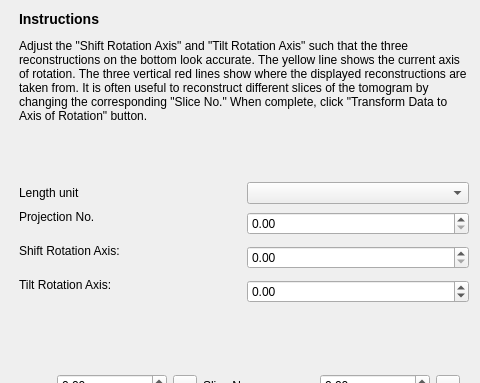
First picture: the form in tomviz/RotateAlignWidget.ui, repository OpenChemistry/tomviz, before the edit; both pictures show x 342 to 822 and y 0 to 383 of the 822 by 679 pixel window.
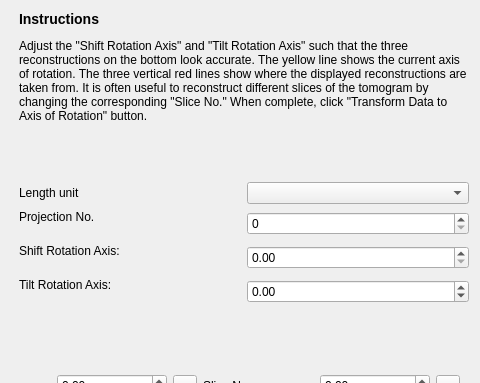
Second picture: the form after the edit. Custom widgets are drawn as their Qt base class.

Commit message: Always use pixels for tilt axis align proj. num

The edit to the form file:
```diff
--- a/tomviz/RotateAlignWidget.ui
+++ b/tomviz/RotateAlignWidget.ui
@@ -91,7 +91,11 @@
           </widget>
          </item>
          <item>
-          <widget class="tomviz::DoubleSpinBox" name="projection"/>
+          <widget class="tomviz::DoubleSpinBox" name="projection">
+           <property name="decimals">
+            <number>0</number>
+           </property>
+          </widget>
          </item>
         </layout>
        </item>
```
The commit also changes 2 other files.
